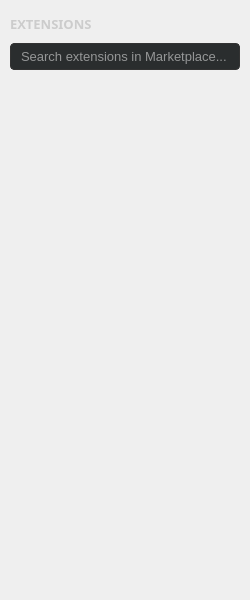
Old version of the form src/view/LosPlugUi/LosPlugUi.ui in the repository 2932238802/Perseus.
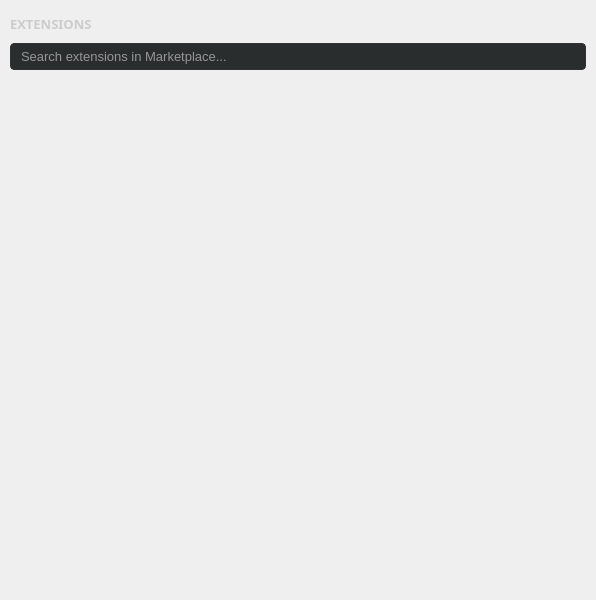
New version of the form.

What changed in the file:
```diff
--- a/src/view/LosPlugUi/LosPlugUi.ui
+++ b/src/view/LosPlugUi/LosPlugUi.ui
@@ -6,7 +6,7 @@
    <rect>
     <x>0</x>
     <y>0</y>
-    <width>250</width>
+    <width>596</width>
     <height>600</height>
    </rect>
   </property>
@@ -38,7 +38,6 @@
       <font>
        <family>JetBrains Mono</family>
        <pointsize>10</pointsize>
-       <weight>75</weight>
        <bold>true</bold>
       </font>
      </property>
```
Left out of the diff: 18 changed lines with no effect on the pictures.
